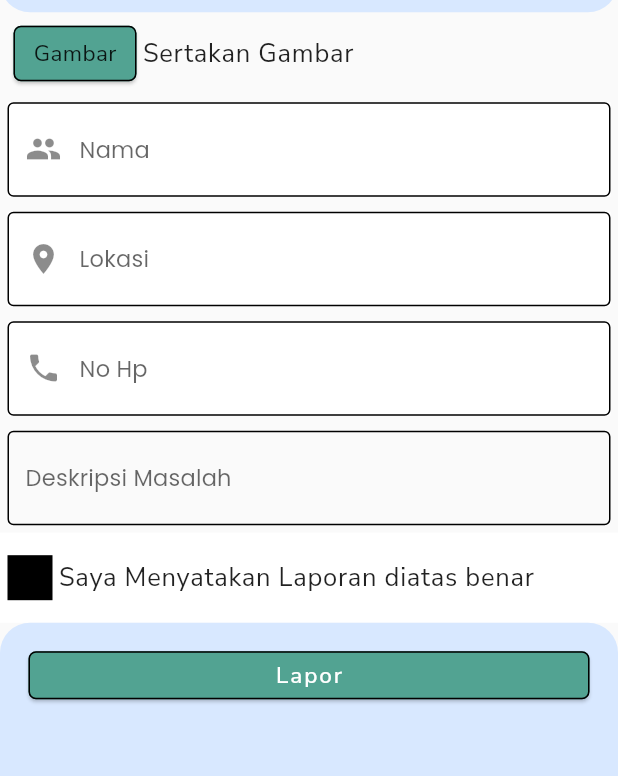
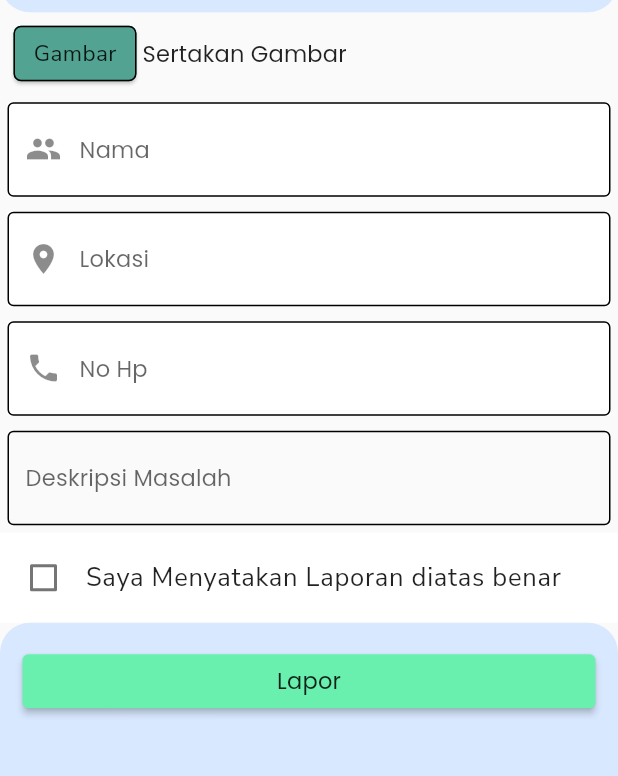
Before and after one commit to RezaPratika/Peduli-Lingkungan, a Flutter app: the screen it shows after launch, on a phone screen of 412 x 824 dp, the part 235-1011 px from its top. Run offline on Flutter 3.47's test engine with Material 2 defaults, Android fonts, the phone set to English and light mode, and no system bars; our stand-ins replace google_fonts.

Commit message:
menambahkan logika form pada ui user

```diff
--- a/lib/common/style.dart
+++ b/lib/common/style.dart
@@ -11,6 +11,7 @@ class ColorSelect {
   Color onPrimary = Color.fromARGB(255, 5, 5, 6);
   Color secondaryColor = const Color.fromRGBO(73, 73, 73, 1);
   Color colorBackGround = const Color.fromARGB(255, 216, 232, 255);
+  Color buttonColor = const Color(0xff52a392);
 }
 final myTextTheme = TextTheme(
   headline1: GoogleFonts.josefinSans(
--- a/lib/main.dart
+++ b/lib/main.dart
@@ -1,5 +1,5 @@
 import 'package:capstone/common/style.dart';
-import 'package:capstone/ui/user_ui.dart';
+import 'package:capstone/ui/ui_user.dart';
 import 'package:flutter/material.dart';
 
 void main() {
@@ -14,6 +14,9 @@ class MyApp extends StatelessWidget {
     return MaterialApp(
         title: 'Peduli Lungkungan',
         theme: ThemeData(
+          buttonTheme: ButtonThemeData(
+            buttonColor: ColorSelect().buttonColor
+          ),
           textTheme: myTextTheme,
           colorScheme: Theme.of(context).colorScheme.copyWith(
                 primary: ColorSelect().primaryColor,
--- /dev/null
+++ b/lib/ui/ui_user.dart
@@ -0,0 +1,268 @@
+import 'package:capstone/ui/success_ui.dart';
+import 'package:flutter/material.dart';
+
+class HomePageUser extends StatefulWidget {
+  const HomePageUser({super.key});
+
+  @override
+  State<HomePageUser> createState() => _HomePageUserState();
+}
+
+class _HomePageUserState extends State<HomePageUser> {
+  final GlobalKey<FormState> _formKey = new GlobalKey<FormState>();
+  String nama = '';
+  @override
+  Widget build(BuildContext context) {
+    bool isChecked = false;
+    final mediaQueryHeight = MediaQuery.of(context).size.height;
+    final bodyHeight = mediaQueryHeight - MediaQuery.of(context).padding.top;
+    final bodywidth = MediaQuery.of(context).size.width;
+
+    return Scaffold(
+        body: Form(
+          autovalidateMode: AutovalidateMode.onUserInteraction,
+          key: _formKey,
+          child: Stack(
+            children: [
+              CustomScrollView(slivers: [
+          SliverFillRemaining(
+            hasScrollBody: false,
+            child: Column(
+              children: <Widget>[
+                Container(
+                  decoration: const BoxDecoration(
+                      color: Color(0xffd8e8ff),
+                      borderRadius: BorderRadius.only(
+                          bottomRight: Radius.circular(20),
+                          bottomLeft: Radius.circular(20))),
+                  height: bodyHeight * 0.2,
+                  width: bodywidth,
+                  child: Padding(
+                    padding: const EdgeInsets.all(8.0),
+                    child: Row(
+                      mainAxisAlignment: MainAxisAlignment.center,
+                      children: [
+                        Image.asset(
+                          'images/logo-peduli-lingkungan.jpg',
+                        ),
+                        Flexible(
+                          child: Text(
+                            "Peduli Lingkungan",
+                            style: Theme.of(context).textTheme.headline6,
+                          ),
+                        ),
+                      ],
+                    ),
+                  ),
+                ),
+                Padding(
+                  padding: const EdgeInsets.all(5.0),
+                  child: Container(
+                    height: 45,
+                    child: Row(
+                      children: [
+                        SizedBox(
+                          width: 90,
+                          height: 50,
+                          child: Card(
+                            shape: RoundedRectangleBorder(
+                                borderRadius: BorderRadius.circular(5),
+                                side: const BorderSide(color: Colors.black)),
+                            color: const Color(0xff52a392),
+                            child: const Center(
+                              child: SizedBox(
+                                child: Text('Gambar'),
+                              ),
+                            ),
+                          ),
+                        ),
+                        Text(
+                          "Sertakan Gambar",
+                          style: Theme.of(context).textTheme.subtitle1,
+                        )
+                      ],
+                    ),
+                  ),
+                ),
+                Column(children: [
+                  Padding(
+                    padding: const EdgeInsets.all(5.0),
+                    child: Container(
+                      color: Colors.white,
+                      child: TextFormField(
+                        decoration: InputDecoration(
+                            enabledBorder: const OutlineInputBorder(
+                                borderSide: BorderSide(color: Colors.black)),
+                            border: OutlineInputBorder(
+                                borderRadius: BorderRadius.circular(5),
+                                borderSide:
+                                    const BorderSide(color: Colors.red)),
+                            hintText: 'Nama',
+                            floatingLabelBehavior: FloatingLabelBehavior.always,
+                            prefixIcon: const Icon(Icons.people)),
+                            validator: (nama){
+                              if (nama!.isEmpty ){
+                                return 'Tolong input nama kamu';
+                              }
+                              else if (nama!.isNotEmpty && nama!.length < 3){
+                                return 'Tolong input nama dengan minimal 3 huruf';
+                              }
+                              else {
+                                return null;
+                              }
+                            },
+                      ),
+                    ),
+                  ),
+                  Padding(
+                    padding: const EdgeInsets.all(5.0),
+                    child: Container(
+                      color: Colors.white,
+                      child: TextFormField(
+                        maxLines: null,
+                        decoration: InputDecoration(
+                          enabledBorder: const OutlineInputBorder(
+                              borderSide: BorderSide(color: Colors.black)),
+                          border: OutlineInputBorder(
+                              borderRadius: BorderRadius.circular(5),
+                              borderSide: const BorderSide(color: Colors.black)),
+                          hintText: 'Lokasi',
+                          floatingLabelBehavior: FloatingLabelBehavior.always,
+                          prefixIcon: const Icon(Icons.location_on),
+                        ),
+                        validator: (lokasi){
+                              if (lokasi!.isEmpty ){
+                                return 'Tolong berikan Lokasi anda';
+                              }
+                              else {
+                                return null;
+                              }
+                            },
+                      ),
+                    ),
+                  ),
+                  Padding(
+                    padding: const EdgeInsets.all(5.0),
+                    child: Container(
+                      color: Colors.white,
+                      child: TextFormField(
+                        keyboardType: TextInputType.number,
+                        decoration: InputDecoration(
+                          enabledBorder: const OutlineInputBorder(
+                              borderSide: BorderSide(color: Colors.black)),
+                          border: OutlineInputBorder(
+                              borderRadius: BorderRadius.circular(5),
+                              borderSide: const BorderSide(color: Colors.black)),
+                          hintText: 'No Hp',
+                          floatingLabelBehavior: FloatingLabelBehavior.always,
+                          prefixIcon: const Icon(Icons.phone),
+                        ),
+                        validator: (noHp){
+                              if (noHp!.isEmpty ){
+                                return 'Tolong berikan Nomor HP anda';
+                              }
+                              else {
+                                return null;
+                              }
+                            },
+                      ),
+                    ),
+                  ),
+                ]),
+                Column(
+                  children: [
+                    Padding(
+                      padding: const EdgeInsets.all(5.0),
+                      child: Container(
+                        child: TextFormField(
+                          maxLines: null,
+                          decoration: InputDecoration(
+                            hintText: "Deskripsi Masalah",
+                            enabledBorder: OutlineInputBorder(
+                                borderSide: BorderSide(color: Colors.black)),
+                            focusedBorder: OutlineInputBorder(
+                                borderSide: BorderSide(color: Colors.black)),
+                          ),
+                          validator: (des){
+                              if (des!.isEmpty ){
+                                return 'Tolong berikan Deskirpsi Masalah anda';
+                              }
+                              else {
+                                return null;
+                              }
+                            },
+                        ),
+                      ),
+                    ),
+                    Container(
+                        height: 60,
+                        color: Colors.white,
+                        child: Padding(
+                          padding: const EdgeInsets.all(5.0),
+                          child: Row(
+                            mainAxisAlignment: MainAxisAlignment.start,
+                            children: [
+                              Checkbox(
+                                  value: isChecked,
+                                  onChanged: (value) {
+                                    isChecked = value!;
+                                    setState(() {
+                                    });(value);
+                                  }),
+                              Expanded(
+                                child: Container(
+                                  margin: const EdgeInsets.all(4),
+                                  child: Text(
+                                      "Saya Menyatakan Laporan diatas benar",
+                                      style:
+                                          Theme.of(context).textTheme.bodyText1),
+                                ),
+                              )
+                            ],
+                          ),
+                        )),
+                  ],
+                ),
+                Expanded(
+                  child: Container(
+                    height: bodyHeight * 0.2,
+                    width: bodywidth,
+                    decoration: const BoxDecoration(
+                        color: Color(0xffd8e8ff),
+                        borderRadius: BorderRadius.only(
+                            topRight: Radius.circular(20),
+                            topLeft: Radius.circular(20))),
+                    child: ListView(
+                      children: [
+                        Padding(
+                            padding: const EdgeInsets.all(15.0),
+                            child: ElevatedButton(
+                                onPressed: (() {
+                                  final isValidForm = _formKey.currentState!.validate();
+                                  if (isValidForm){
+                                    Navigator.push(
+                                    context,
+                                    MaterialPageRoute(
+                                        builder: (context) => SuccessScreen()),
+                                  );
+                                  }
+                                }),
+                                style: TextButton.styleFrom(
+                                  foregroundColor: Colors.black,
+                                  backgroundColor: Colors.greenAccent,
+                                ),
+                                child: Text("Lapor",
+                                    style:
+                                        Theme.of(context).textTheme.subtitle1))),
+                      ],
+                    ),
+                  ),
+                ),
+              ],
+            ),
+          ),
+              ]),
+            ]),
+        ));
+  }
+}
--- a/lib/ui/user_ui.dart
+++ /dev/null
@@ -1,215 +0,0 @@
-import 'package:flutter/material.dart';
-import 'package:capstone/common/style.dart';
-
-class HomePageUser extends StatelessWidget {
-  const HomePageUser({super.key});
-
-  @override
-  Widget build(BuildContext context) {
-    final mediaQueryHeight = MediaQuery.of(context).size.height;
-    final bodyHeight = mediaQueryHeight - MediaQuery.of(context).padding.top;
-    final bodywidth = MediaQuery.of(context).size.width;
-    return Scaffold(
-        body: Stack(children: [
-      CustomScrollView(slivers: [
-        SliverFillRemaining(
-          hasScrollBody: false,
-          child: Column(
-            children: <Widget>[
-              Container(
-                decoration: const BoxDecoration(
-                    color: Color(0xffd8e8ff),
-                    borderRadius: BorderRadius.only(
-                        bottomRight: Radius.circular(20),
-                        bottomLeft: Radius.circular(20))),
-                height: bodyHeight * 0.2,
-                width: bodywidth,
-                child: Padding(
-                  padding: const EdgeInsets.all(8.0),
-                  child: Row(
-                    mainAxisAlignment: MainAxisAlignment.center,
-                    children: [
-                      Image.asset(
-                        'images/logo-peduli-lingkungan.jpg',
-                      ),
-                      Flexible(
-                        child: Text(
-                          "Peduli Lingkungan",
-                          style: Theme.of(context).textTheme.headline6,
-                        ),
-                      ),
-                    ],
-                  ),
-                ),
-              ),
-              Padding(
-                padding: const EdgeInsets.all(5.0),
-                child: Container(
-                  height: 45,
-                  child: Row(
-                    children: [
-                      SizedBox(
-                        width: 90,
-                        height: 50,
-                        child: Card(
-                          shape: RoundedRectangleBorder(
-                              borderRadius: BorderRadius.circular(5),
-                              side: const BorderSide(color: Colors.black)),
-                          color: const Color(0xff52a392),
-                          child: const Center(
-                            child: SizedBox(
-                              child: Text('Gambar'),
-                            ),
-                          ),
-                        ),
-                      ),
-                      Text(
-                        "Sertakan Gambar",
-                        style: Theme.of(context).textTheme.bodyText1,
-                      )
-                    ],
-                  ),
-                ),
-              ),
-              Column(children: [
-                Padding(
-                  padding: const EdgeInsets.all(5.0),
-                  child: Container(
-                    color: Colors.white,
-                    child: TextField(
-                      decoration: InputDecoration(
-                          enabledBorder: const OutlineInputBorder(
-                              borderSide: BorderSide(color: Colors.black)),
-                          border: OutlineInputBorder(
-                              borderRadius: BorderRadius.circular(5),
-                              borderSide:
-                                  const BorderSide(color: Colors.black)),
-                          hintText: 'Nama',
-                          floatingLabelBehavior: FloatingLabelBehavior.always,
-                          prefixIcon: const Icon(Icons.people)),
-                    ),
-                  ),
-                ),
-                Padding(
-                  padding: const EdgeInsets.all(5.0),
-                  child: Container(
-                    color: Colors.white,
-                    child: TextField(
-                      maxLines: null,
-                      decoration: InputDecoration(
-                        enabledBorder: const OutlineInputBorder(
-                            borderSide: BorderSide(color: Colors.black)),
-                        border: OutlineInputBorder(
-                            borderRadius: BorderRadius.circular(5),
-                            borderSide: const BorderSide(color: Colors.black)),
-                        hintText: 'Lokasi',
-                        floatingLabelBehavior: FloatingLabelBehavior.always,
-                        prefixIcon: const Icon(Icons.location_on),
-                      ),
-                    ),
-                  ),
-                ),
-                Padding(
-                  padding: const EdgeInsets.all(5.0),
-                  child: Container(
-                    color: Colors.white,
-                    child: TextField(
-                      keyboardType: TextInputType.number,
-                      decoration: InputDecoration(
-                        enabledBorder: const OutlineInputBorder(
-                            borderSide: BorderSide(color: Colors.black)),
-                        border: OutlineInputBorder(
-                            borderRadius: BorderRadius.circular(5),
-                            borderSide: const BorderSide(color: Colors.black)),
-                        hintText: 'No Hp',
-                        floatingLabelBehavior: FloatingLabelBehavior.always,
-                        prefixIcon: const Icon(Icons.phone),
-                      ),
-                    ),
-                  ),
-                ),
-              ]),
-              Column(
-                children: [
-                  Padding(
-                    padding: const EdgeInsets.all(5.0),
-                    child: Container(
-                      child: const TextField(
-                        maxLines: null,
-                        decoration: InputDecoration(
-                          hintText: "Deskripsi Masalah",
-                          enabledBorder: OutlineInputBorder(
-                              borderSide: BorderSide(color: Colors.black)),
-                          focusedBorder: OutlineInputBorder(
-                              borderSide: BorderSide(color: Colors.black)),
-                        ),
-                      ),
-                    ),
-                  ),
-                  Container(
-                      height: 60,
-                      color: Colors.white,
-                      child: Padding(
-                        padding: const EdgeInsets.all(5.0),
-                        child: Row(
-                          mainAxisAlignment: MainAxisAlignment.start,
-                          children: [
-                            Container(
-                              height: 30,
-                              width: 30,
-                              color: Colors.black,
-                            ),
-                            Expanded(
-                              child: Container(
-                                margin: const EdgeInsets.all(4),
-                                child: Text(
-                                    "Saya Menyatakan Laporan diatas benar",
-                                    style:
-                                        Theme.of(context).textTheme.bodyText1),
-                              ),
-                            )
-                          ],
-                        ),
-                      )),
-                ],
-              ),
-              Expanded(
-                child: Container(
-                  height: bodyHeight * 0.2,
-                  width: bodywidth,
-                  decoration: const BoxDecoration(
-                      color: Color(0xffd8e8ff),
-                      borderRadius: BorderRadius.only(
-                          topRight: Radius.circular(20),
-                          topLeft: Radius.circular(20))),
-                  child: Column(
-                    children: [
-                      Padding(
-                        padding: const EdgeInsets.all(15.0),
-                        child: SizedBox(
-                          height: 40,
-                          child: Card(
-                            shape: RoundedRectangleBorder(
-                                borderRadius: BorderRadius.circular(5),
-                                side: const BorderSide(color: Colors.black)),
-                            color: const Color(0xff52a392),
-                            child: Center(
-                              child: SizedBox(
-                                child: Text('Lapor',
-                                    style: Theme.of(context).textTheme.button),
-                              ),
-                            ),
-                          ),
-                        ),
-                      ),
-                    ],
-                  ),
-                ),
-              ),
-            ],
-          ),
-        ),
-      ]),
-    ]));
-  }
-}
--- a/pubspec.yaml
+++ b/pubspec.yaml
@@ -57,7 +57,6 @@ flutter:
   # To add assets to your application, add an assets section, like this:
   assets:
     - images/
-    - images/logo-peduli-lingkungan.jpg
   #   - images/a_dot_ham.jpeg
   # An image asset can refer to one or more resolution-specific "variants", see
   # https://flutter.dev/assets-and-images/#resolution-aware
```
Also changed, not shown: lib/ui/success_ui.dart (added, +51 -0 lines), images/success.png (added).
